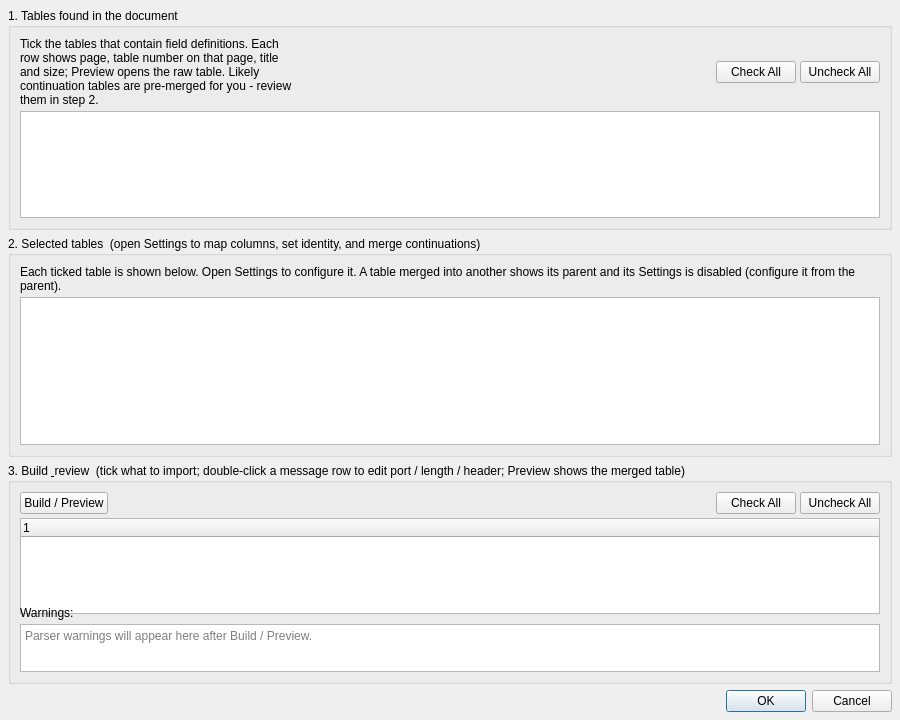
Qt form app_parser/forms/IcdImportDialog.ui (rohityaduvxnshi/pcapfile) before a commit.
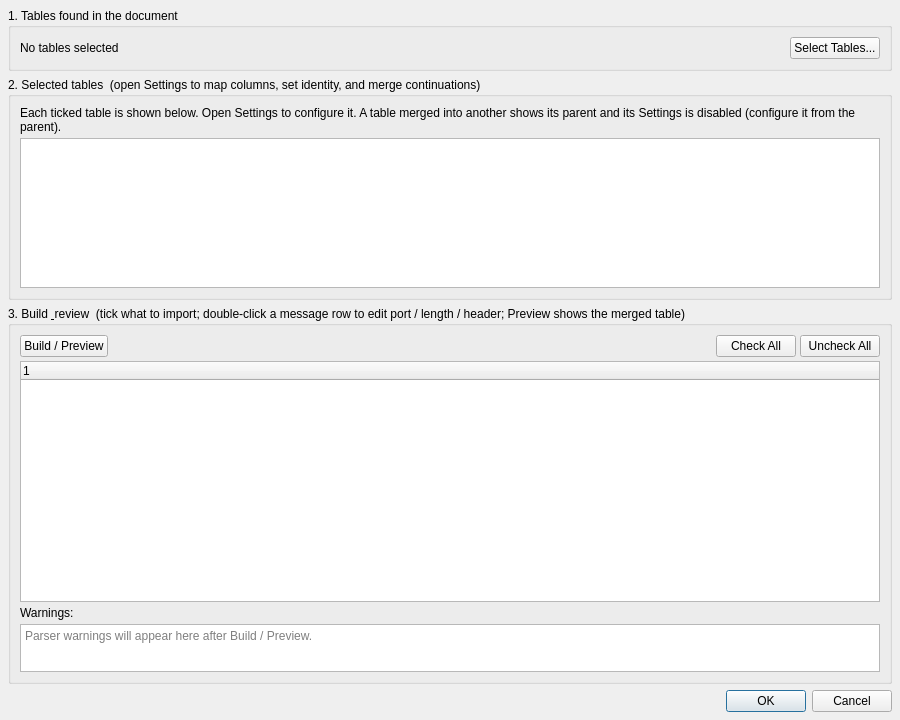
The same form after that commit.

Commit message:
Add ICD table-picker pop-out dialog with interactive preview
New shared IcdTablePickerDialog: horizontal splitter with checkable
table list and scrollable HTML preview of every ICD table. Click a
row to scroll preview; click a heading to select the row. Both apps'
IcdImportDialog box 1 replaced with summary + Select Tables button.

Diff of the .ui file:
```diff
--- a/app_parser/forms/IcdImportDialog.ui
+++ b/app_parser/forms/IcdImportDialog.ui
@@ -14,28 +14,11 @@
    <item>
     <widget class="QGroupBox" name="gTables">
      <property name="title"><string>1. Tables found in the document</string></property>
-     <layout class="QVBoxLayout" name="lTables">
-      <property name="spacing"><number>4</number></property>
-      <item>
-       <layout class="QHBoxLayout" name="lTablesTop">
-        <item>
-         <widget class="QLabel" name="lblTablesHint">
-          <property name="text"><string>Tick the tables that contain field definitions. Each row shows page, table number on that page, title and size; Preview opens the raw table. Likely continuation tables are pre-merged for you - review them in step 2.</string></property>
-          <property name="wordWrap"><bool>true</bool></property>
-         </widget>
-        </item>
-        <item><spacer name="tablesTopSpacer"><property name="orientation"><enum>Qt::Horizontal</enum></property><property name="sizeHint" stdset="0"><size><width>24</width><height>20</height></size></property></spacer></item>
-        <item><widget class="QPushButton" name="btnCheckAllTables"><property name="text"><string>Check All</string></property></widget></item>
-        <item><widget class="QPushButton" name="btnUncheckAllTables"><property name="text"><string>Uncheck All</string></property></widget></item>
-       </layout>
-      </item>
-      <item>
-       <widget class="QTableWidget" name="lstTables">
-        <property name="maximumSize"><size><width>16777215</width><height>140</height></size></property>
-        <property name="selectionBehavior"><enum>QAbstractItemView::SelectRows</enum></property>
-        <property name="editTriggers"><set>QAbstractItemView::NoEditTriggers</set></property>
-       </widget>
-      </item>
+     <layout class="QHBoxLayout" name="lTables">
+      <property name="spacing"><number>6</number></property>
+      <item><widget class="QLabel" name="lblTableSummary"><property name="text"><string>No tables selected</string></property></widget></item>
+      <item><spacer name="tablesTopSpacer"><property name="orientation"><enum>Qt::Horizontal</enum></property><property name="sizeHint" stdset="0"><size><width>40</width><height>20</height></size></property></spacer></item>
+      <item><widget class="QPushButton" name="btnSelectTables"><property name="text"><string>Select Tables...</string></property></widget></item>
      </layout>
     </widget>
    </item>
```
The commit also changes 11 other files.
